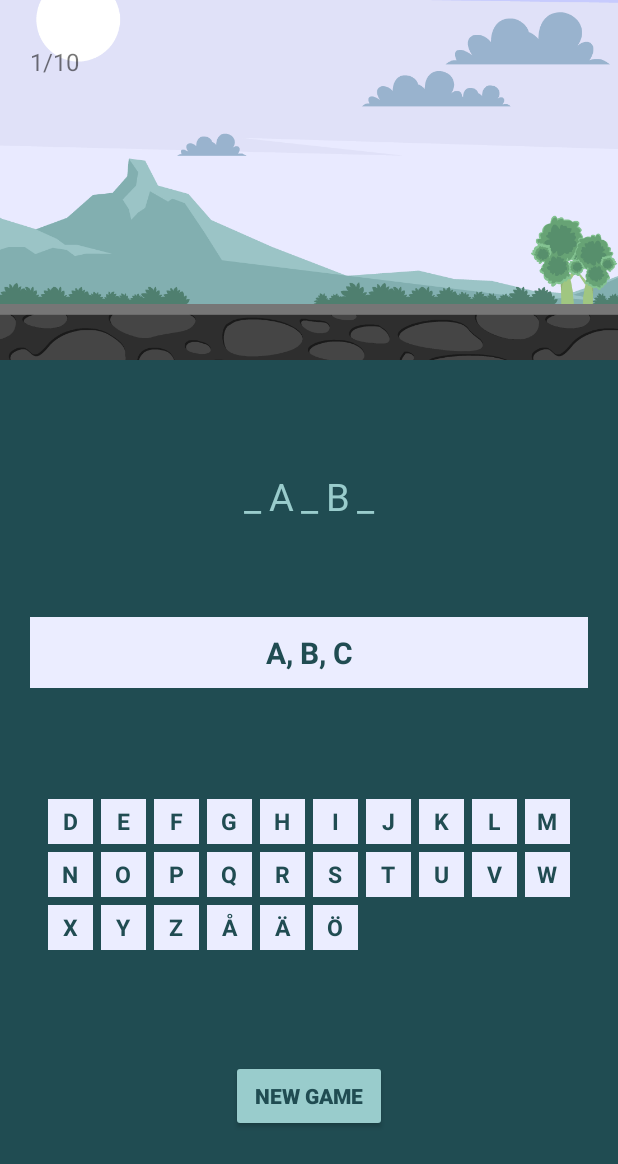
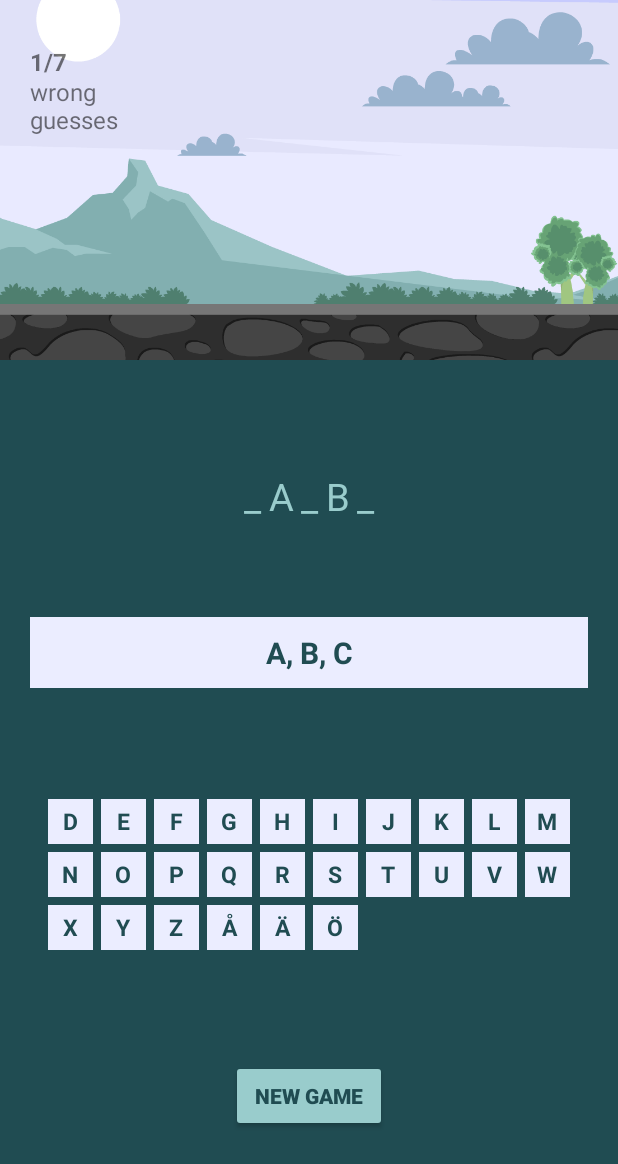
Before and after one commit to pernillaTherese/pernillasHangman, an Android app: the PlayActivity screen opened directly, with no data from a screen before it, after a tap on an icon or button, on a phone screen of 412 x 824 dp. Shown: the top 1164 px of the screen. Run offline under Robolectric (Android 15) with nearby library versions, the phone set to English and light mode, and no system bars; 3 other taps on this screen came first.

Commit message:
Make countdown work and clean up some code

```diff
--- a/app/src/main/java/com/pernillatherese/hangman/PlayActivity.java
+++ b/app/src/main/java/com/pernillatherese/hangman/PlayActivity.java
@@ -4,7 +4,6 @@ import androidx.appcompat.app.AppCompatActivity;
 import androidx.constraintlayout.widget.ConstraintLayout;
 
 import android.content.Intent;
-import android.graphics.drawable.AnimationDrawable;
 import android.os.Bundle;
 import android.text.TextUtils;
 import android.view.View;
@@ -22,14 +21,13 @@ import java.util.Scanner;
 public class PlayActivity extends AppCompatActivity {
 
     //vars
-    AnimationDrawable animation;
+    private int countDown = 0;
     private String selectedWord;
     private String underscoredWord;
     private char guessedLetter;
     private int wrongGuess = 0;
-    private int maxWrongGuess =7;
+    private final int maxWrongGuess =7;
     private boolean correctWord;
-    private ArrayList<Character> rightWordList = new ArrayList<>();
     private ArrayList<Character> guessedLetters = new ArrayList<>();
     private ArrayList<Character> underscoredWordList = new ArrayList<>();
 
@@ -69,6 +67,7 @@ public class PlayActivity extends AppCompatActivity {
         //Set up game board
         randomWord();
         correctWordTV.setText(underscoredWord);
+        countDownTV.setText(countDown + "/" + maxWrongGuess);
         animView.setImageResource(R.drawable.play_background);
 
         //Start new game (recreate PlayActivity)
@@ -83,21 +82,8 @@ public class PlayActivity extends AppCompatActivity {
         playGame();
     }
 
-/*    public void playGame() {
-        while(true) {
-            guessLetters();
-            if(replaceLetters()) {
-                break;
-            }
-        }
-    }*/
+    //Guess letters and put them to List of guessed letters
     public void playGame() {
-        guessLetters();
-
-    }
-
-    //Guess letters and put them to List of guessed letters
-    public void guessLetters() {
         //Make keys clickable and clicked letters disappear from keyboard
         for (int i = 1; i < (keyboard.getChildCount()); i++) {
             TextView letterView = (TextView) keyboard.getChildAt(i);
@@ -111,12 +97,15 @@ public class PlayActivity extends AppCompatActivity {
                     //Make guessed letter add to guessedLetters TextView
                     guessedLetters.add(guessedLetter);
                     guessedTV.setText(TextUtils.join(", ", guessedLetters));
-                    if(!replaceLetters()) {
+
+                    //If guess is wrong
+                    if(!checkGuess()) {
 
                         animView.setImageResource(animList.get(wrongGuess));
                         wrongGuess++;
+                        countDown++;
+                        countDownTV.setText(countDown + "/" + maxWrongGuess);
                         Toast.makeText(PlayActivity.this, "antal fel" + wrongGuess, Toast.LENGTH_SHORT).show();
-
                     }
                 }
             });
@@ -124,8 +113,9 @@ public class PlayActivity extends AppCompatActivity {
     }
 
     //Check if guessed letter is correct and replace underscore with correct letter.
-    public boolean replaceLetters() {
+    public boolean checkGuess() {
         boolean correctLetter = false;
+
         //Make correctly guessed letter replace underscore in correctWordTV
         for(int j=0; j<underscoredWordList.size(); j++){
 
@@ -133,7 +123,6 @@ public class PlayActivity extends AppCompatActivity {
                 underscoredWordList.set(j, guessedLetter);
                 correctWordTV.setText(TextUtils.join("", underscoredWordList));
                 correctLetter = true;
-                Toast.makeText(PlayActivity.this, "toast" + correctLetter, Toast.LENGTH_SHORT).show();
             }
         }
         return correctLetter;
--- a/app/src/main/res/layout/activity_play.xml
+++ b/app/src/main/res/layout/activity_play.xml
@@ -23,14 +23,26 @@
         android:id="@+id/countdown_txt"
         android:layout_width="wrap_content"
         android:layout_height="wrap_content"
-        android:text="1/10"
+        android:layout_marginStart="20dp"
+        android:layout_marginTop="30dp"
+        android:text="0/10"
         android:textSize="16sp"
-        app:layout_constraintTop_toTopOf="@id/anim_view"
+        android:textStyle="bold"
         app:layout_constraintStart_toStartOf="@id/anim_view"
-        android:layout_marginTop="30dp"
-        android:layout_marginStart="20dp">
+        app:layout_constraintTop_toTopOf="@id/anim_view"></TextView>
+    <TextView
+        android:id="@+id/countdown_txt_linetwo"
+        android:layout_width="60dp"
+        android:layout_height="wrap_content"
+        android:layout_marginStart="20dp"
+        android:layout_marginTop="20dp"
+        android:text="@string/wrong_guesses"
+        android:textSize="16sp"
+        android:lines="2"
+        app:layout_constraintStart_toStartOf="@id/anim_view"
+        app:layout_constraintTop_toTopOf="@+id/countdown_txt">
+    </TextView>
 
-    </TextView>
 
     <TextView
         android:id="@+id/correct_word_txt"
--- a/app/src/main/res/values/strings.xml
+++ b/app/src/main/res/values/strings.xml
@@ -14,4 +14,5 @@
     <string name="guess_btn">GISSA</string>
     <string name="new_game_btn">NEW GAME</string>
     <string name="title_activity_test">TestActivity</string>
+    <string name="wrong_guesses">wrong guesses</string>
 </resources>
```
